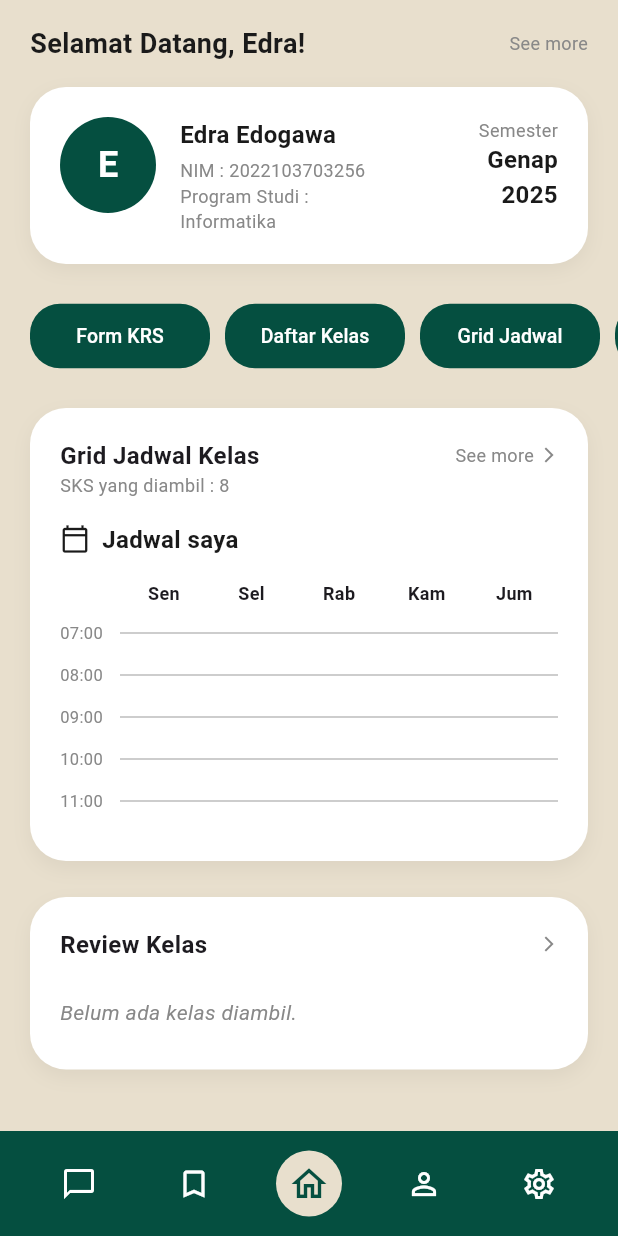
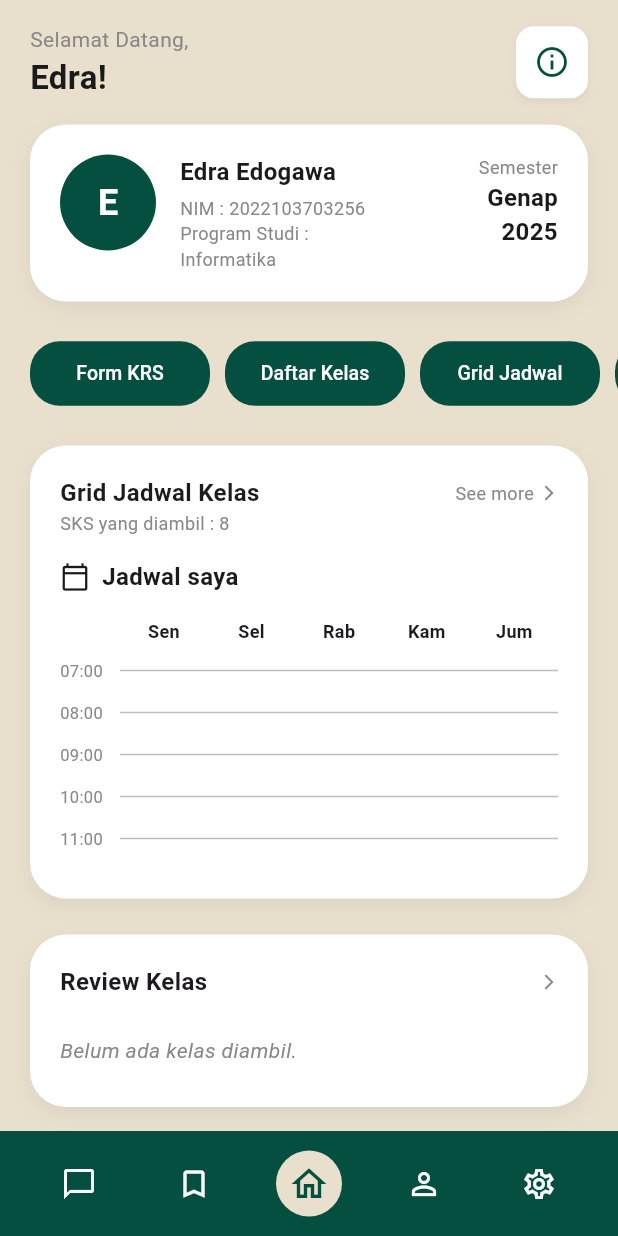
Before and after one commit to bintangrobbany/KRS_Online, a Flutter app: the HomeView screen opened directly, on a phone screen of 412 x 824 dp. Run offline on Flutter 3.47's test engine with Material 3 defaults, Android fonts, the phone set to English and light mode, and no system bars; our stand-ins replace flutter_svg, image_picker, qr_flutter, shared_preferences; accounts and stored records are empty.

Commit message:
Menambahkan navigasi di pojok kanan beranda info krs

```diff
--- a/lib/views/home_view.dart
+++ b/lib/views/home_view.dart
@@ -16,6 +16,7 @@ import 'review_kelas_view.dart';
 import 'grid_jadwal_view.dart';
 import 'saved_classes_view.dart';
 import 'notifikasi_view.dart';
+import 'information_view.dart'; // Pastikan file ini sudah dibuat
 
 class HomeView extends StatefulWidget {
   const HomeView({super.key});
@@ -59,7 +60,7 @@ class _HomeViewState extends State<HomeView> {
     }
   }
 
-  // --- LOGIKA BARU: NAVIGASI KE GRID DENGAN MEMBAWA DATA ---
+  // --- LOGIKA NAVIGASI KE GRID DENGAN MEMBAWA DATA ---
   void _navigateToGrid() {
     // 1. Ambil data kelas yang statusnya 'terdaftar' dari KRS Controller
     final enrolledKRS = _krsController.getEnrolledClasses();
@@ -68,7 +69,6 @@ class _HomeViewState extends State<HomeView> {
     List<Course> coursesToSend = [];
 
     for (var krsItem in enrolledKRS) {
-      // Parsing string jadwal: "Senin, 13:00-15:30"
       try {
         final splitComma = krsItem.jadwal.split(',');
         if (splitComma.length < 2) continue;
@@ -80,15 +80,17 @@ class _HomeViewState extends State<HomeView> {
         final startTime = splitTime[0].trim();
         final endTime = splitTime[1].trim();
 
-        coursesToSend.add(Course(
+        coursesToSend.add(
+          Course(
             id: krsItem.kelasId,
             name: krsItem.namaMataKuliah,
-          code: "KODE", // Kode default atau ambil dari master jika ada akses
+            code: "KODE",
             sks: krsItem.sks,
             day: day,
             startTime: startTime,
             endTime: endTime,
-        ));
+          ),
+        );
       } catch (e) {
         print("Error parsing jadwal di Home: $e");
       }
@@ -98,9 +100,7 @@ class _HomeViewState extends State<HomeView> {
     Navigator.push(
       context,
       MaterialPageRoute(
-        builder: (context) => GridJadwalView(
-          incomingCourses: coursesToSend, // KIRIM DATA DISINI
-        ),
+        builder: (context) => GridJadwalView(incomingCourses: coursesToSend),
       ),
     );
   }
@@ -115,7 +115,9 @@ class _HomeViewState extends State<HomeView> {
           child: Column(
             crossAxisAlignment: CrossAxisAlignment.start,
             children: [
+              // HEADER YANG SUDAH DIUPDATE DENGAN TOMBOL INFO
               _buildTopHeader(),
+
               const SizedBox(height: 16),
               _buildProfileCard(context),
               const SizedBox(height: 24),
@@ -144,13 +146,25 @@ class _HomeViewState extends State<HomeView> {
         if (isHome) {
           navigateToRoot();
         } else if (index == 0) {
-          Navigator.push(context, MaterialPageRoute(builder: (c) => const NotifikasiView()));
+          Navigator.push(
+            context,
+            MaterialPageRoute(builder: (c) => const NotifikasiView()),
+          );
         } else if (index == 1) {
-          Navigator.push(context, MaterialPageRoute(builder: (c) => const SavedClassesView()));
+          Navigator.push(
+            context,
+            MaterialPageRoute(builder: (c) => const SavedClassesView()),
+          );
         } else if (index == 3) {
-          Navigator.push(context, MaterialPageRoute(builder: (c) => const ProfileView()));
+          Navigator.push(
+            context,
+            MaterialPageRoute(builder: (c) => const ProfileView()),
+          );
         } else if (index == 4) {
-          Navigator.push(context, MaterialPageRoute(builder: (c) => const SettingsView()));
+          Navigator.push(
+            context,
+            MaterialPageRoute(builder: (c) => const SettingsView()),
+          );
         }
       }
 
@@ -190,16 +204,58 @@ class _HomeViewState extends State<HomeView> {
     );
   }
 
+  // --- UPDATE: HEADER DENGAN TOMBOL INFO (PETA) ---
   Widget _buildTopHeader() {
     String firstName = _controller.model.studentName.split(' ')[0];
     return Row(
       mainAxisAlignment: MainAxisAlignment.spaceBetween,
       children: [
+        // Bagian Kiri: Teks Selamat Datang
+        Column(
+          crossAxisAlignment: CrossAxisAlignment.start,
+          children: [
             Text(
-          'Selamat Datang, $firstName!',
-          style: TextStyle(fontSize: 18, fontWeight: FontWeight.bold, color: textDark),
+              'Selamat Datang,',
+              style: TextStyle(fontSize: 14, color: textGrey),
             ),
-        Text('See more', style: TextStyle(color: textGrey, fontSize: 12)),
+            Text(
+              '$firstName!',
+              style: TextStyle(
+                fontSize: 22,
+                fontWeight: FontWeight.bold,
+                color: textDark,
+              ),
+            ),
+          ],
+        ),
+
+        // Bagian Kanan: Tombol Informasi (Alur & Peta)
+        Container(
+          decoration: BoxDecoration(
+            color: cardWhite,
+            borderRadius: BorderRadius.circular(12),
+            boxShadow: [
+              BoxShadow(
+                color: Colors.black.withOpacity(0.05),
+                blurRadius: 4,
+                offset: const Offset(0, 2),
+              ),
+            ],
+          ),
+          child: IconButton(
+            icon: Icon(Icons.info_outline, color: primaryGreen),
+            tooltip: "Pusat Informasi & Peta",
+            onPressed: () {
+              // Navigasi ke halaman InformationView
+              Navigator.push(
+                context,
+                MaterialPageRoute(
+                  builder: (context) => const InformationView(),
+                ),
+              );
+            },
+          ),
+        ),
       ],
     );
   }
@@ -207,14 +263,23 @@ class _HomeViewState extends State<HomeView> {
   Widget _buildProfileCard(BuildContext context) {
     return GestureDetector(
       onTap: () {
-        Navigator.push(context, MaterialPageRoute(builder: (context) => const ProfileView())).then((_) => _refreshData());
+        Navigator.push(
+          context,
+          MaterialPageRoute(builder: (context) => const ProfileView()),
+        ).then((_) => _refreshData());
       },
       child: Container(
         padding: const EdgeInsets.all(20),
         decoration: BoxDecoration(
           color: cardWhite,
           borderRadius: BorderRadius.circular(24),
-          boxShadow: [BoxShadow(color: Colors.black.withOpacity(0.05), blurRadius: 10, offset: const Offset(0, 4))],
+          boxShadow: [
+            BoxShadow(
+              color: Colors.black.withOpacity(0.05),
+              blurRadius: 10,
+              offset: const Offset(0, 4),
+            ),
+          ],
         ),
         child: Row(
           crossAxisAlignment: CrossAxisAlignment.start,
@@ -223,8 +288,14 @@ class _HomeViewState extends State<HomeView> {
               radius: 32,
               backgroundColor: primaryGreen,
               child: Text(
-                _controller.model.studentName.isNotEmpty ? _controller.model.studentName[0].toUpperCase() : 'U',
-                style: const TextStyle(fontSize: 24, fontWeight: FontWeight.bold, color: Colors.white),
+                _controller.model.studentName.isNotEmpty
+                    ? _controller.model.studentName[0].toUpperCase()
+                    : 'U',
+                style: const TextStyle(
+                  fontSize: 24,
+                  fontWeight: FontWeight.bold,
+                  color: Colors.white,
+                ),
               ),
             ),
             const SizedBox(width: 16),
@@ -232,18 +303,42 @@ class _HomeViewState extends State<HomeView> {
               child: Column(
                 crossAxisAlignment: CrossAxisAlignment.start,
                 children: [
-                  Text(_controller.model.studentName, style: TextStyle(fontSize: 16, fontWeight: FontWeight.bold, color: textDark)),
+                  Text(
+                    _controller.model.studentName,
+                    style: TextStyle(
+                      fontSize: 16,
+                      fontWeight: FontWeight.bold,
+                      color: textDark,
+                    ),
+                  ),
                   const SizedBox(height: 4),
-                  Text('NIM : ${_controller.model.nim}', style: TextStyle(color: textGrey, fontSize: 12)),
-                  Text('Program Studi :\n${_controller.model.programStudi}', style: TextStyle(color: textGrey, fontSize: 12)),
+                  Text(
+                    'NIM : ${_controller.model.nim}',
+                    style: TextStyle(color: textGrey, fontSize: 12),
+                  ),
+                  Text(
+                    'Program Studi :\n${_controller.model.programStudi}',
+                    style: TextStyle(color: textGrey, fontSize: 12),
+                  ),
                 ],
               ),
             ),
             Column(
               crossAxisAlignment: CrossAxisAlignment.end,
               children: [
-                Text('Semester', style: TextStyle(color: textGrey, fontSize: 12)),
-                Text('${_controller.model.semester}\n${_controller.model.year}', textAlign: TextAlign.right, style: TextStyle(fontWeight: FontWeight.bold, fontSize: 16, color: textDark)),
+                Text(
+                  'Semester',
+                  style: TextStyle(color: textGrey, fontSize: 12),
+                ),
+                Text(
+                  '${_controller.model.semester}\n${_controller.model.year}',
+                  textAlign: TextAlign.right,
+                  style: TextStyle(
+                    fontWeight: FontWeight.bold,
+                    fontSize: 16,
+                    color: textDark,
+                  ),
+                ),
               ],
             ),
           ],
@@ -257,7 +352,9 @@ class _HomeViewState extends State<HomeView> {
       return ElevatedButton.styleFrom(
         backgroundColor: bgColor,
         elevation: bgColor == cardWhite ? 2 : 0,
-        shadowColor: bgColor == cardWhite ? Colors.black.withOpacity(0.1) : Colors.transparent,
+        shadowColor: bgColor == cardWhite
+            ? Colors.black.withOpacity(0.1)
+            : Colors.transparent,
         shape: RoundedRectangleBorder(borderRadius: BorderRadius.circular(20)),
         padding: const EdgeInsets.symmetric(vertical: 12),
       );
@@ -271,37 +368,61 @@ class _HomeViewState extends State<HomeView> {
           SizedBox(
             width: 120,
             child: ElevatedButton(
-              onPressed: () => Navigator.push(context, MaterialPageRoute(builder: (context) => const FormKrsView())).then((_) => _refreshData()),
+              onPressed: () => Navigator.push(
+                context,
+                MaterialPageRoute(builder: (context) => const FormKrsView()),
+              ).then((_) => _refreshData()),
               style: getStyle(primaryGreen),
-              child: const Text('Form KRS', style: TextStyle(color: Colors.white, fontSize: 13)),
+              child: const Text(
+                'Form KRS',
+                style: TextStyle(color: Colors.white, fontSize: 13),
+              ),
             ),
           ),
           const SizedBox(width: 10),
           SizedBox(
             width: 120,
             child: ElevatedButton(
-              onPressed: () => Navigator.push(context, MaterialPageRoute(builder: (context) => const DaftarKelasView())).then((_) => _refreshData()),
+              onPressed: () => Navigator.push(
+                context,
+                MaterialPageRoute(
+                  builder: (context) => const DaftarKelasView(),
+                ),
+              ).then((_) => _refreshData()),
               style: getStyle(primaryGreen),
-              child: const Text('Daftar Kelas', style: TextStyle(color: Colors.white, fontSize: 13)),
+              child: const Text(
+                'Daftar Kelas',
+                style: TextStyle(color: Colors.white, fontSize: 13),
+              ),
             ),
           ),
           const SizedBox(width: 10),
           SizedBox(
             width: 120,
             child: ElevatedButton(
-              // UBAH DISINI: Panggil fungsi _navigateToGrid()
               onPressed: _navigateToGrid,
               style: getStyle(primaryGreen),
-              child: const Text('Grid Jadwal', style: TextStyle(color: Colors.white, fontSize: 13)),
+              child: const Text(
+                'Grid Jadwal',
+                style: TextStyle(color: Colors.white, fontSize: 13),
+              ),
             ),
           ),
           const SizedBox(width: 10),
           SizedBox(
             width: 120,
             child: ElevatedButton(
-              onPressed: () => Navigator.push(context, MaterialPageRoute(builder: (context) => const ReviewKelasView())).then((_) => _refreshData()),
+              onPressed: () => Navigator.push(
+                context,
+                MaterialPageRoute(
+                  builder: (context) => const ReviewKelasView(),
+                ),
+              ).then((_) => _refreshData()),
               style: getStyle(primaryGreen),
-              child: const Text('Review Kelas', style: TextStyle(color: Colors.white, fontSize: 13)),
+              child: const Text(
+                'Review Kelas',
+                style: TextStyle(color: Colors.white, fontSize: 13),
+              ),
             ),
           ),
         ],
@@ -311,14 +432,19 @@ class _HomeViewState extends State<HomeView> {
 
   Widget _buildGridJadwalCard(BuildContext context) {
     return GestureDetector(
-      // UBAH DISINI: Panggil fungsi _navigateToGrid() saat kartu diklik
       onTap: _navigateToGrid,
       child: Container(
         padding: const EdgeInsets.all(20),
         decoration: BoxDecoration(
           color: cardWhite,
           borderRadius: BorderRadius.circular(24),
-          boxShadow: [BoxShadow(color: Colors.black.withOpacity(0.05), blurRadius: 10, offset: const Offset(0, 5))],
+          boxShadow: [
+            BoxShadow(
+              color: Colors.black.withOpacity(0.05),
+              blurRadius: 10,
+              offset: const Offset(0, 5),
+            ),
+          ],
         ),
         child: Column(
           crossAxisAlignment: CrossAxisAlignment.start,
@@ -326,23 +452,39 @@ class _HomeViewState extends State<HomeView> {
             Row(
               mainAxisAlignment: MainAxisAlignment.spaceBetween,
               children: [
-                const Text('Grid Jadwal Kelas', style: TextStyle(fontSize: 16, fontWeight: FontWeight.bold)),
+                const Text(
+                  'Grid Jadwal Kelas',
+                  style: TextStyle(fontSize: 16, fontWeight: FontWeight.bold),
+                ),
                 Row(
                   children: [
-                    Text('See more', style: TextStyle(color: textGrey, fontSize: 12)),
+                    Text(
+                      'See more',
+                      style: TextStyle(color: textGrey, fontSize: 12),
+                    ),
                     const SizedBox(width: 4),
                     Icon(Icons.arrow_forward_ios, size: 12, color: textGrey),
                   ],
                 ),
               ],
             ),
-            Text('SKS yang diambil : ${_controller.totalSksTaken}', style: TextStyle(color: textGrey, fontSize: 12)),
+            Text(
+              'SKS yang diambil : ${_controller.totalSksTaken}',
+              style: TextStyle(color: textGrey, fontSize: 12),
+            ),
             const SizedBox(height: 16),
             Row(
               children: [
                 Icon(Icons.calendar_today_outlined, size: 20, color: textDark),
                 const SizedBox(width: 8),
-                Text('Jadwal saya', style: TextStyle(fontWeight: FontWeight.bold, fontSize: 16, color: textDark)),
+                Text(
+                  'Jadwal saya',
+                  style: TextStyle(
+                    fontWeight: FontWeight.bold,
+                    fontSize: 16,
+                    color: textDark,
+                  ),
+                ),
               ],
             ),
             const SizedBox(height: 16),
@@ -354,18 +496,50 @@ class _HomeViewState extends State<HomeView> {
   }
 
   Widget _buildTimelineGrid() {
-    Widget dayHeader(String txt) => Expanded(child: Center(child: Text(txt, style: const TextStyle(fontWeight: FontWeight.bold, fontSize: 12))));
+    Widget dayHeader(String txt) => Expanded(
+      child: Center(
+        child: Text(
+          txt,
+          style: const TextStyle(fontWeight: FontWeight.bold, fontSize: 12),
+        ),
+      ),
+    );
     Widget timeRow(String time) {
       return Padding(
         padding: const EdgeInsets.only(bottom: 12.0),
-        child: Row(children: [SizedBox(width: 40, child: Text(time, style: TextStyle(color: textGrey, fontSize: 11))), Expanded(child: Container(height: 1, color: Colors.grey[400]))]),
+        child: Row(
+          children: [
+            SizedBox(
+              width: 40,
+              child: Text(
+                time,
+                style: TextStyle(color: textGrey, fontSize: 11),
+              ),
+            ),
+            Expanded(child: Container(height: 1, color: Colors.grey[400])),
+          ],
+        ),
       );
     }
+
     return Column(
       children: [
-        Row(children: [const SizedBox(width: 40), dayHeader('Sen'), dayHeader('Sel'), dayHeader('Rab'), dayHeader('Kam'), dayHeader('Jum')]),
+        Row(
+          children: [
+            const SizedBox(width: 40),
+            dayHeader('Sen'),
+            dayHeader('Sel'),
+            dayHeader('Rab'),
+            dayHeader('Kam'),
+            dayHeader('Jum'),
+          ],
+        ),
         const SizedBox(height: 10),
-        timeRow('07:00'), timeRow('08:00'), timeRow('09:00'), timeRow('10:00'), timeRow('11:00'),
+        timeRow('07:00'),
+        timeRow('08:00'),
+        timeRow('09:00'),
+        timeRow('10:00'),
+        timeRow('11:00'),
       ],
     );
   }
@@ -376,13 +550,22 @@ class _HomeViewState extends State<HomeView> {
     final allClasses = [...enrolledClasses, ...queuedClasses];
 
     return GestureDetector(
-      onTap: () => Navigator.push(context, MaterialPageRoute(builder: (context) => const ReviewKelasView())).then((_) => _refreshData()),
+      onTap: () => Navigator.push(
+        context,
+        MaterialPageRoute(builder: (context) => const ReviewKelasView()),
+      ).then((_) => _refreshData()),
       child: Container(
         padding: const EdgeInsets.all(20),
         decoration: BoxDecoration(
           color: cardWhite,
           borderRadius: BorderRadius.circular(24),
-          boxShadow: [BoxShadow(color: Colors.black.withOpacity(0.05), blurRadius: 10, offset: const Offset(0, 5))],
+          boxShadow: [
+            BoxShadow(
+              color: Colors.black.withOpacity(0.05),
+              blurRadius: 10,
+              offset: const Offset(0, 5),
+            ),
+          ],
         ),
         child: Column(
           crossAxisAlignment: CrossAxisAlignment.start,
@@ -390,10 +573,17 @@ class _HomeViewState extends State<HomeView> {
             Row(
               mainAxisAlignment: MainAxisAlignment.spaceBetween,
               children: [
-                const Text('Review Kelas', style: TextStyle(fontSize: 16, fontWeight: FontWeight.bold)),
+                const Text(
+                  'Review Kelas',
+                  style: TextStyle(fontSize: 16, fontWeight: FontWeight.bold),
+                ),
                 Row(
                   children: [
-                    if (allClasses.isNotEmpty) Text("${allClasses.length} Kelas", style: TextStyle(fontSize: 12, color: textGrey)),
+                    if (allClasses.isNotEmpty)
+                      Text(
+                        "${allClasses.length} Kelas",
+                        style: TextStyle(fontSize: 12, color: textGrey),
+                      ),
                     const SizedBox(width: 4),
                     Icon(Icons.arrow_forward_ios, size: 12, color: textGrey),
                   ],
@@ -404,12 +594,22 @@ class _HomeViewState extends State<HomeView> {
             if (allClasses.isEmpty)
               Padding(
                 padding: const EdgeInsets.symmetric(vertical: 8.0),
-                child: Text("Belum ada kelas diambil.", style: TextStyle(color: textGrey, fontStyle: FontStyle.italic)),
+                child: Text(
+                  "Belum ada kelas diambil.",
+                  style: TextStyle(
+                    color: textGrey,
+                    fontStyle: FontStyle.italic,
+                  ),
+                ),
               )
             else
               Column(
                 children: allClasses.map((enrollment) {
-                  return _buildReviewItem(enrollment.namaMataKuliah, "${enrollment.jadwal} / ${enrollment.sks} sks", enrollment.status);
+                  return _buildReviewItem(
+                    enrollment.namaMataKuliah,
+                    "${enrollment.jadwal} / ${enrollment.sks} sks",
+                    enrollment.status,
+                  );
                 }).toList(),
               ),
           ],
@@ -429,7 +629,14 @@ class _HomeViewState extends State<HomeView> {
             child: Column(
               crossAxisAlignment: CrossAxisAlignment.start,
               children: [
-                Text(title, style: const TextStyle(fontWeight: FontWeight.bold, fontSize: 13), overflow: TextOverflow.ellipsis),
+                Text(
+                  title,
+                  style: const TextStyle(
+                    fontWeight: FontWeight.bold,
+                    fontSize: 13,
+                  ),
+                  overflow: TextOverflow.ellipsis,
+                ),
                 const SizedBox(height: 2),
                 Text(subtitle, style: TextStyle(color: textGrey, fontSize: 11)),
               ],
@@ -438,10 +645,19 @@ class _HomeViewState extends State<HomeView> {
           Container(
             padding: const EdgeInsets.symmetric(horizontal: 8, vertical: 4),
             decoration: BoxDecoration(
-              color: isWaiting ? const Color(0xFFFFF3E0) : const Color(0xFFE8F5E9),
+              color: isWaiting
+                  ? const Color(0xFFFFF3E0)
+                  : const Color(0xFFE8F5E9),
               borderRadius: BorderRadius.circular(8),
             ),
-            child: Text(status, style: TextStyle(fontWeight: FontWeight.bold, fontSize: 11, color: isWaiting ? warningYellow : primaryGreen)),
+            child: Text(
+              status,
+              style: TextStyle(
+                fontWeight: FontWeight.bold,
+                fontSize: 11,
+                color: isWaiting ? warningYellow : primaryGreen,
+              ),
+            ),
           ),
         ],
       ),
```
Also changed, not shown: lib/views/information_view.dart (added, +304 -0 lines), assets/images/peta_kampus.jpg (added), 1 other file. Lines whose indentation alone changed are shown as unchanged.
